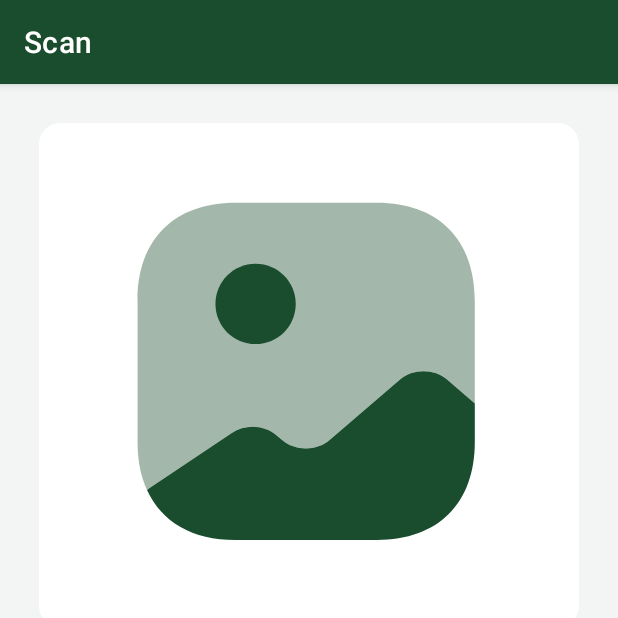
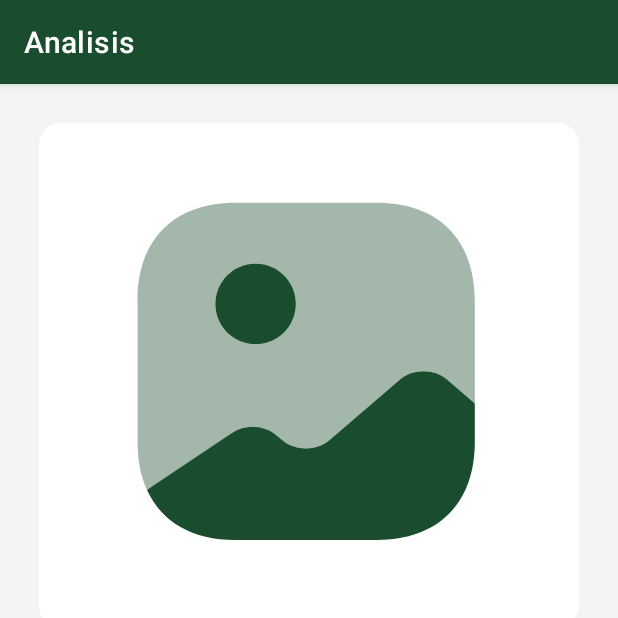
Before and after one commit to Tanamify/MD-Tanamify, an Android app: the screen it shows after launch (MainActivity), item 2 of the bottom bar chosen, on a phone screen of 412 x 824 dp, the top half of it. Run offline under Robolectric (Android 15) with nearby library versions, the phone set to English and light mode, and no system bars; our stand-ins replace Room's generated code, navigation-ui; libraries missing offline, so code that uses them is left out: com.yalantis.ucrop, org.tensorflow.lite.

Commit message:
fix: actionbar

```diff
--- a/app/src/main/java/com/bangkit/tanamify/ui/result/ResultActivity.kt
+++ b/app/src/main/java/com/bangkit/tanamify/ui/result/ResultActivity.kt
@@ -32,7 +32,6 @@ class ResultActivity : AppCompatActivity() {
             binding.tvResultText.text = it
         }
 
-        // Set click listener for btn_okay
         binding.btnOkay.setOnClickListener {
             navigateToMainActivity()
         }
--- a/app/src/main/res/navigation/mobile_navigation.xml
+++ b/app/src/main/res/navigation/mobile_navigation.xml
@@ -7,18 +7,18 @@
     <fragment
         android:id="@+id/navigation_home"
         android:name="com.bangkit.tanamify.ui.home.HomeFragment"
-        android:label="Home"
+        android:label="Tanamify"
         tools:layout="@layout/fragment_home" />
 
     <fragment
         android:id="@+id/navigation_scan"
         android:name="com.bangkit.tanamify.ui.scan.ScanFragment"
-        android:label="Scan"
+        android:label="Analisis"
         tools:layout="@layout/fragment_scan" />
 
     <fragment
         android:id="@+id/navigation_profile"
         android:name="com.bangkit.tanamify.ui.profile.ProfileFragment"
-        android:label="Profile"
+        android:label="Profil"
         tools:layout="@layout/fragment_profile" />
 </navigation>
```
